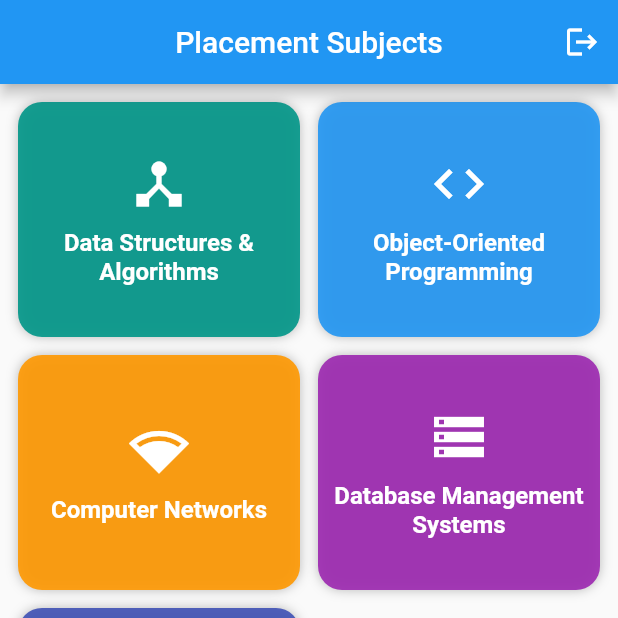
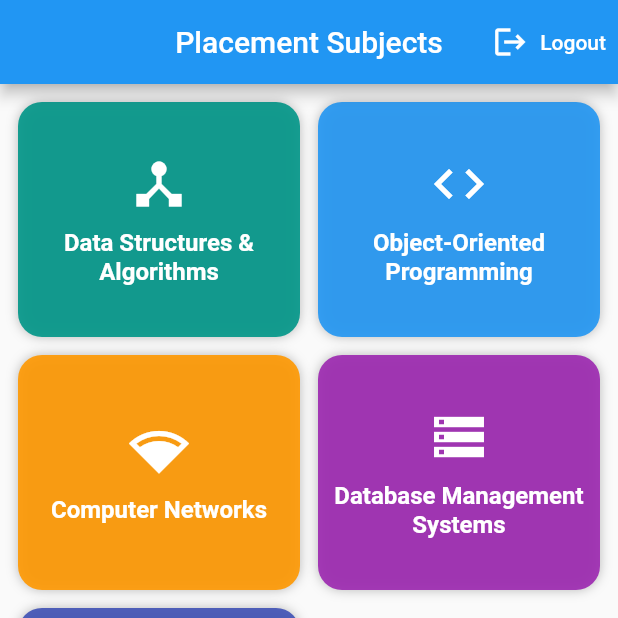
Before and after one commit to Shivani3105/PrepBuddy, a Flutter app: the SubjectPage screen opened directly, on a phone screen of 412 x 824 dp, the top half of it. Run offline on Flutter 3.47's test engine with Material 3 defaults, Android fonts, the phone set to English and light mode, and no system bars; our stand-ins replace jwt_decoder, shared_preferences; accounts and stored records are empty.

```diff
--- a/lib/subjectpage.dart
+++ b/lib/subjectpage.dart
@@ -1,11 +1,16 @@
 import 'package:flutter/material.dart';
 import 'package:shared_preferences/shared_preferences.dart';
 import 'package:flutter_application_2/startscreen.dart';
-import 'dashboard.dart'; // make sure this import is correct
+import 'dashboard.dart';
 
-class SubjectPage extends StatelessWidget {
-  SubjectPage({super.key});
+class SubjectPage extends StatefulWidget {
+  const SubjectPage({super.key});
 
+  @override
+  State<SubjectPage> createState() => _SubjectPageState();
+}
+
+class _SubjectPageState extends State<SubjectPage> {
   final List<Map<String, dynamic>> subjects = [
     {
       'name': 'Data Structures & Algorithms',
@@ -39,10 +44,12 @@ class SubjectPage extends StatelessWidget {
     },
   ];
 
-  /// 🔒 Logout method
-  Future<void> logoutUser(BuildContext context) async {
+  Future<void> logoutUser() async {
     final prefs = await SharedPreferences.getInstance();
-    await prefs.remove('token'); // or prefs.clear();
+    await prefs.remove('token');
+
+    if (!mounted) return;
+
     Navigator.pushAndRemoveUntil(
       context,
       MaterialPageRoute(builder: (_) => const StartScreen()),
@@ -57,10 +64,10 @@ class SubjectPage extends StatelessWidget {
         title: const Text("Placement Subjects"),
         centerTitle: true,
         actions: [
-          IconButton(
-            icon: const Icon(Icons.logout),
-            tooltip: 'Logout',
-            onPressed: () => logoutUser(context),
+          TextButton.icon(
+            onPressed: logoutUser,
+            icon: const Icon(Icons.logout, color: Colors.white),
+            label: const Text('Logout', style: TextStyle(color: Colors.white)),
           ),
         ],
       ),
@@ -90,7 +97,7 @@ class SubjectPage extends StatelessWidget {
                 color: subject['color'].withOpacity(0.9),
                 borderRadius: BorderRadius.circular(16),
                 boxShadow: const [
-                  BoxShadow(color: Colors.black26, blurRadius: 6)
+                  BoxShadow(color: Colors.black26, blurRadius: 6),
                 ],
               ),
               child: Center(
```
Also changed, not shown: 1 other file.
